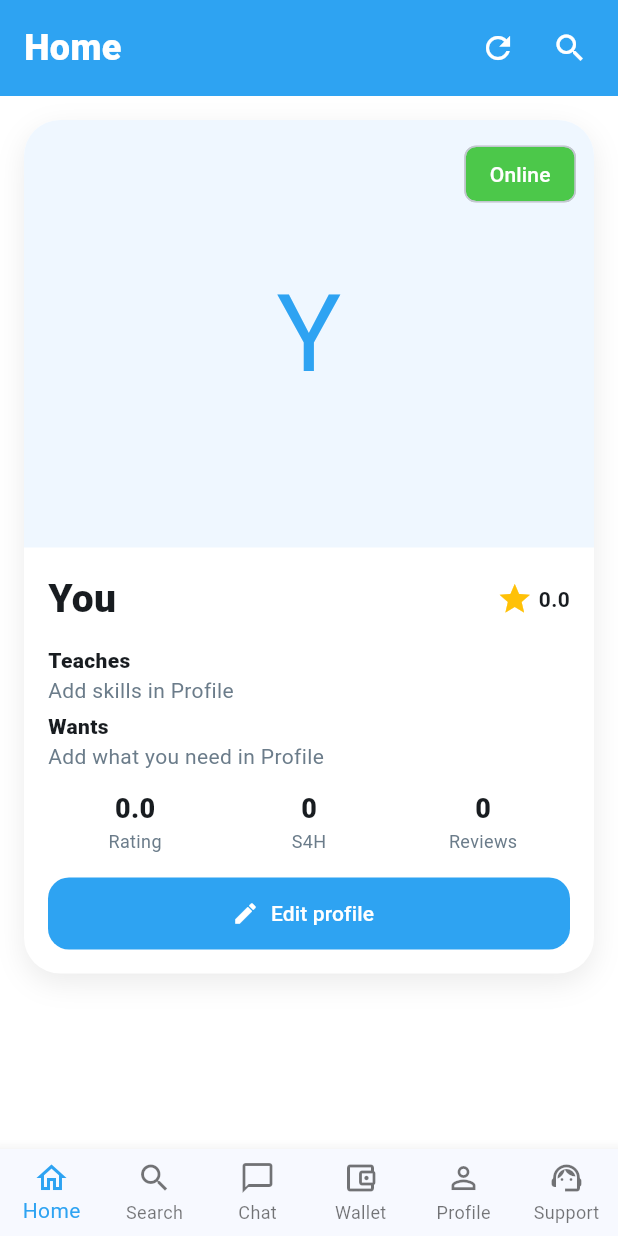
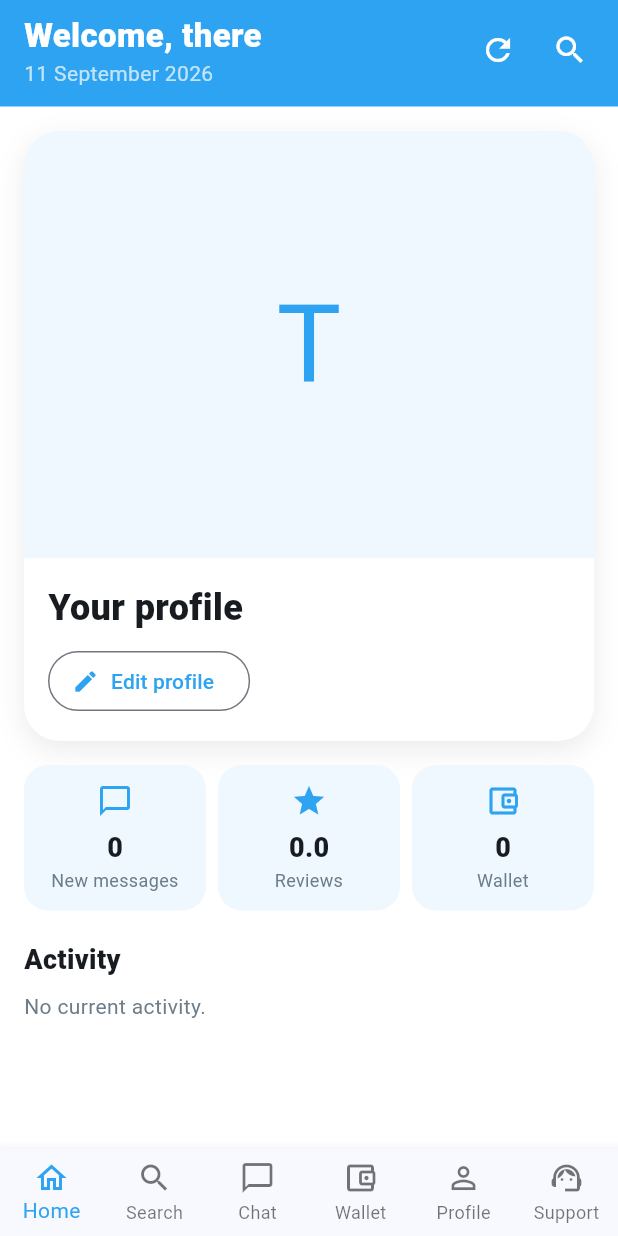
Before and after one commit to skill4handel-netizen/skill4handel-app, a Flutter app: the MainShell screen opened directly, on a phone screen of 412 x 824 dp. Run offline on Flutter 3.47's test engine with Material 3 defaults, Android fonts, the phone set to English and light mode, and no system bars; our stand-ins replace dio, flutter_secure_storage, image_picker; accounts and stored records are empty; network calls fail.

Commit message:
Home fixed

```diff
--- a/lib/features/home/home_screen.dart
+++ b/lib/features/home/home_screen.dart
@@ -2,7 +2,10 @@ import 'package:dio/dio.dart';
 import 'package:flutter/material.dart';
 import '../../core/constants/session.dart';
 import '../../core/theme/app_theme.dart';
+import '../chat/chat_list_screen.dart';
+import '../chat/chat_screen.dart';
 import '../profile/profile_screen.dart';
+import '../wallet/wallet_screen.dart';
 
 class HomeScreen extends StatefulWidget {
   const HomeScreen({super.key, this.onSearchTap});
@@ -15,58 +18,79 @@ class HomeScreen extends StatefulWidget {
 
 class _HomeScreenState extends State<HomeScreen> {
   final dio = Dio(BaseOptions(baseUrl: 'https://skill4handel-api.onrender.com'));
+  List<Map<String, dynamic>> chats = [];
+  int unread = 0;
 
   @override
   void initState() {
     super.initState();
-    refreshMe();
+    refresh();
   }
 
-  Future<void> refreshMe() async {
+  Future<void> refresh() async {
     try {
-      final response = await dio.get('/auth/me', queryParameters: {'userId': Session.id});
-      final user = response.data is Map ? (response.data['user'] ?? response.data) : null;
+      final me = await dio.get('/auth/me', queryParameters: {'userId': Session.id});
+      final user = me.data is Map ? (me.data['user'] ?? me.data) : null;
       if (user is Map) Session.apply(Map<String, dynamic>.from(user));
     } catch (_) {}
+    try {
+      final response = await dio.get('/chats', queryParameters: {'userId': Session.id});
+      chats = ((response.data as List?) ?? []).map((item) => Map<String, dynamic>.from(item as Map)).toList();
+      unread = chats.where((item) => item['unread'] == true).length;
+    } catch (_) {
+      chats = [];
+      unread = 0;
+    }
     if (mounted) setState(() {});
   }
 
-  List<String> chips(String value) {
-    return value.split(RegExp(r'[,/]')).map((item) => item.trim()).where((item) => item.isNotEmpty).toList();
+  List<String> skills() {
+    return Session.offers.split(RegExp(r'[,/]')).map((item) => item.trim()).where((item) => item.isNotEmpty).toList();
   }
 
-  Widget pill(String text, Color color) {
-    return Container(
-      margin: const EdgeInsets.only(right: 8, bottom: 8),
-      padding: const EdgeInsets.symmetric(horizontal: 12, vertical: 6),
-      decoration: BoxDecoration(
-        color: color.withValues(alpha: 0.12),
-        borderRadius: BorderRadius.circular(20),
-      ),
-      child: Text(text, style: TextStyle(color: color, fontWeight: FontWeight.w600)),
-    );
+  String today() {
+    final now = DateTime.now();
+    const months = [
+      'January', 'February', 'March', 'April', 'May', 'June',
+      'July', 'August', 'September', 'October', 'November', 'December',
+    ];
+    return '${now.day} ${months[now.month - 1]} ${now.year}';
+  }
+
+  List<Map<String, dynamic>> activity() {
+    return chats.where((item) {
+      final status = item['pendingSwap']?['status']?.toString();
+      return item['unread'] == true || status == 'pending' || status == 'accepted';
+    }).toList();
   }
 
   @override
   Widget build(BuildContext context) {
     final photo = Session.photoUrl.trim();
-    final name = Session.name.isEmpty ? 'You' : Session.name;
-    final reviews = Session.reviews;
+    final name = Session.name.isEmpty ? 'there' : Session.name;
+    final offerSkills = skills();
+    final live = activity();
 
     return Column(
       children: [
         Container(
           width: double.infinity,
           color: AppColors.blue,
-          padding: const EdgeInsets.fromLTRB(16, 8, 8, 8),
+          padding: const EdgeInsets.fromLTRB(16, 8, 8, 12),
           child: SafeArea(
             bottom: false,
             child: Row(
               children: [
-                const Expanded(
-                  child: Text('Home', style: TextStyle(color: Colors.white, fontSize: 24, fontWeight: FontWeight.w800)),
+                Expanded(
+                  child: Column(
+                    crossAxisAlignment: CrossAxisAlignment.start,
+                    children: [
+                      Text('Welcome, $name', style: const TextStyle(color: Colors.white, fontSize: 22, fontWeight: FontWeight.w800)),
+                      Text(today(), style: const TextStyle(color: Colors.white70)),
+                    ],
                   ),
-                IconButton(onPressed: refreshMe, icon: const Icon(Icons.refresh, color: Colors.white)),
+                ),
+                IconButton(onPressed: refresh, icon: const Icon(Icons.refresh, color: Colors.white)),
                 IconButton(onPressed: widget.onSearchTap, icon: const Icon(Icons.search, color: Colors.white)),
               ],
             ),
@@ -74,7 +98,7 @@ class _HomeScreenState extends State<HomeScreen> {
         ),
         Expanded(
           child: RefreshIndicator(
-            onRefresh: refreshMe,
+            onRefresh: refresh,
             child: ListView(
               padding: const EdgeInsets.all(16),
               children: [
@@ -90,29 +114,13 @@ class _HomeScreenState extends State<HomeScreen> {
                     children: [
                       AspectRatio(
                         aspectRatio: 4 / 3,
-                        child: Stack(
-                          fit: StackFit.expand,
-                          children: [
-                            photo.isNotEmpty
+                        child: photo.isNotEmpty
                             ? Image.network(photo, fit: BoxFit.cover)
                             : Container(
                                 color: AppColors.soft,
                                 child: Center(
-                                      child: Text(
-                                        name[0].toUpperCase(),
-                                        style: const TextStyle(fontSize: 72, color: AppColors.blue),
+                                  child: Text(name[0].toUpperCase(), style: const TextStyle(fontSize: 72, color: AppColors.blue)),
                                 ),
-                                    ),
-                                  ),
-                            const Positioned(
-                              top: 12,
-                              right: 12,
-                              child: Chip(
-                                backgroundColor: Color(0xFF4CC84A),
-                                label: Text('Online', style: TextStyle(color: Colors.white)),
-                              ),
-                            ),
-                          ],
                               ),
                       ),
                       Padding(
@@ -120,67 +128,37 @@ class _HomeScreenState extends State<HomeScreen> {
                         child: Column(
                           crossAxisAlignment: CrossAxisAlignment.start,
                           children: [
-                            Row(
+                            Text(Session.name.isEmpty ? 'Your profile' : Session.name, style: const TextStyle(fontSize: 24, fontWeight: FontWeight.w800)),
+                            if (Session.city.isNotEmpty) Text(Session.city, style: const TextStyle(color: AppColors.muted)),
+                            if (offerSkills.isNotEmpty) ...[
+                              const SizedBox(height: 12),
+                              const Text('Skills to offer', style: TextStyle(fontWeight: FontWeight.w800)),
+                              const SizedBox(height: 8),
+                              Wrap(
                                 children: [
-                                Expanded(
-                                  child: Text(name, style: const TextStyle(fontSize: 26, fontWeight: FontWeight.w800)),
+                                  for (final skill in offerSkills)
+                                    Container(
+                                      margin: const EdgeInsets.only(right: 8, bottom: 8),
+                                      padding: const EdgeInsets.symmetric(horizontal: 12, vertical: 6),
+                                      decoration: BoxDecoration(
+                                        color: const Color(0xFF7B61FF).withValues(alpha: 0.12),
+                                        borderRadius: BorderRadius.circular(20),
                                       ),
-                                const Icon(Icons.star, color: Colors.amber),
-                                const SizedBox(width: 4),
-                                Text(Session.rating.toStringAsFixed(1), style: const TextStyle(fontWeight: FontWeight.w700)),
+                                      child: Text(skill, style: const TextStyle(color: Color(0xFF7B61FF), fontWeight: FontWeight.w600)),
+                                    ),
                                 ],
                               ),
-                            if (Session.email.isNotEmpty)
-                              Text(Session.email, style: const TextStyle(color: AppColors.muted)),
-                            if (Session.city.isNotEmpty) Text(Session.city),
-                            if (Session.age > 0) Text('${Session.age} years'),
-                            const SizedBox(height: 12),
-                            const Text('Teaches', style: TextStyle(fontWeight: FontWeight.w800)),
-                            Wrap(children: [
-                              for (final skill in chips(Session.offers)) pill(skill, const Color(0xFF7B61FF)),
-                              if (chips(Session.offers).isEmpty)
-                                const Text('Add skills in Profile', style: TextStyle(color: AppColors.muted)),
-                            ]),
-                            const SizedBox(height: 4),
-                            const Text('Wants', style: TextStyle(fontWeight: FontWeight.w800)),
-                            Wrap(children: [
-                              for (final skill in chips(Session.needs)) pill(skill, AppColors.blue),
-                              if (chips(Session.needs).isEmpty)
-                                const Text('Add what you need in Profile', style: TextStyle(color: AppColors.muted)),
-                            ]),
-                            const SizedBox(height: 12),
-                            Row(
-                              children: [
-                                Expanded(child: stat(Session.rating.toStringAsFixed(1), 'Rating')),
-                                Expanded(child: stat('${Session.balance}', 'S4H')),
-                                Expanded(child: stat('${reviews.length}', 'Reviews')),
                             ],
-                            ),
-                            if (reviews.isNotEmpty) ...[
-                              const SizedBox(height: 12),
-                              const Text('Latest review', style: TextStyle(fontWeight: FontWeight.w800)),
-                              Text(
-                                '${reviews.first['fromName'] ?? reviews.first['name'] ?? 'User'}: ${reviews.first['text'] ?? ''}',
-                                maxLines: 3,
-                                overflow: TextOverflow.ellipsis,
-                                style: const TextStyle(color: AppColors.muted),
-                              ),
-                            ],
-                            const SizedBox(height: 16),
-                            SizedBox(
-                              width: double.infinity,
-                              height: 48,
-                              child: ElevatedButton.icon(
+                            const SizedBox(height: 8),
+                            OutlinedButton.icon(
                               onPressed: () {
                                 Navigator.push(
                                   context,
-                                    MaterialPageRoute(builder: (context) => const ProfileScreen()),
-                                  ).then((_) => refreshMe());
+                                  MaterialPageRoute(builder: (context) => ProfileScreen(userName: Session.name)),
+                                ).then((_) => refresh());
                               },
-                                style: AppTheme.solid(AppColors.blue),
-                                icon: const Icon(Icons.edit, color: Colors.white),
-                                label: const Text('Edit profile', style: TextStyle(color: Colors.white)),
-                              ),
+                              icon: const Icon(Icons.edit),
+                              label: const Text('Edit profile'),
                             ),
                           ],
                         ),
@@ -188,6 +166,53 @@ class _HomeScreenState extends State<HomeScreen> {
                     ],
                   ),
                 ),
+                const SizedBox(height: 16),
+                Row(
+                  children: [
+                    Expanded(child: stat(Icons.chat_bubble_outline, '$unread', 'New messages', () {
+                      Navigator.push(context, MaterialPageRoute(builder: (context) => const ChatListScreen())).then((_) => refresh());
+                    })),
+                    const SizedBox(width: 8),
+                    Expanded(child: stat(Icons.star, Session.rating.toStringAsFixed(1), 'Reviews', refresh)),
+                    const SizedBox(width: 8),
+                    Expanded(child: stat(Icons.account_balance_wallet_outlined, '${Session.balance}', 'Wallet', () {
+                      Navigator.push(context, MaterialPageRoute(builder: (context) => const WalletScreen())).then((_) => refresh());
+                    })),
+                  ],
+                ),
+                const SizedBox(height: 20),
+                const Text('Activity', style: TextStyle(fontSize: 18, fontWeight: FontWeight.w800)),
+                const SizedBox(height: 8),
+                if (live.isEmpty)
+                  const Text('No current activity.', style: TextStyle(color: AppColors.muted))
+                else
+                  ...live.map((item) {
+                    final swap = item['pendingSwap'] as Map?;
+                    return Card(
+                      child: ListTile(
+                        title: Text(item['name']?.toString() ?? 'User'),
+                        subtitle: Text([
+                          if (item['unread'] == true) 'New message',
+                          if (swap != null) swap['status'],
+                          if ((swap?['skillRequested'] ?? '').toString().isNotEmpty) swap?['skillRequested'],
+                        ].where((part) => part.toString().isNotEmpty).join(' • ')),
+                        trailing: const Icon(Icons.chevron_right),
+                        onTap: () {
+                          Navigator.push(
+                            context,
+                            MaterialPageRoute(
+                              builder: (context) => ChatScreen(
+                                name: item['name']?.toString() ?? 'User',
+                                otherId: int.tryParse('${item['otherId'] ?? 0}') ?? 0,
+                                chatId: int.tryParse('${item['id'] ?? 0}'),
+                                photoUrl: item['photoUrl']?.toString(),
+                              ),
+                            ),
+                          ).then((_) => refresh());
+                        },
+                      ),
+                    );
+                  }),
               ],
             ),
           ),
@@ -196,12 +221,24 @@ class _HomeScreenState extends State<HomeScreen> {
     );
   }
 
-  Widget stat(String value, String label) {
-    return Column(
+  Widget stat(IconData icon, String value, String label, VoidCallback onTap) {
+    return InkWell(
+      onTap: onTap,
+      child: Container(
+        padding: const EdgeInsets.all(12),
+        decoration: BoxDecoration(
+          color: AppColors.soft,
+          borderRadius: BorderRadius.circular(16),
+        ),
+        child: Column(
           children: [
+            Icon(icon, color: AppColors.blue),
+            const SizedBox(height: 6),
             Text(value, style: const TextStyle(fontWeight: FontWeight.w800, fontSize: 18)),
-        Text(label, style: const TextStyle(color: AppColors.muted, fontSize: 12)),
+            Text(label, textAlign: TextAlign.center, style: const TextStyle(color: AppColors.muted, fontSize: 12)),
           ],
+        ),
+      ),
     );
   }
 }
```
Also changed, not shown: lib/features/search/search_screen.dart (+65 -78 lines). Lines whose indentation alone changed are shown as unchanged.
